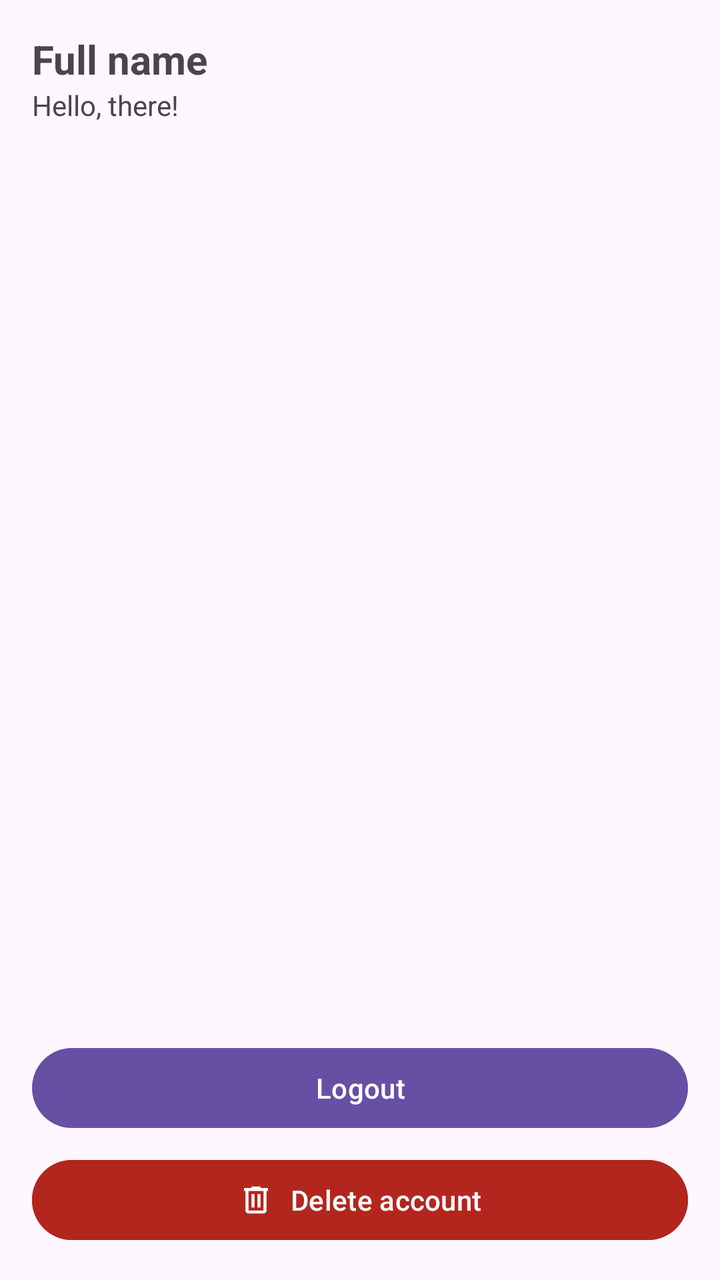
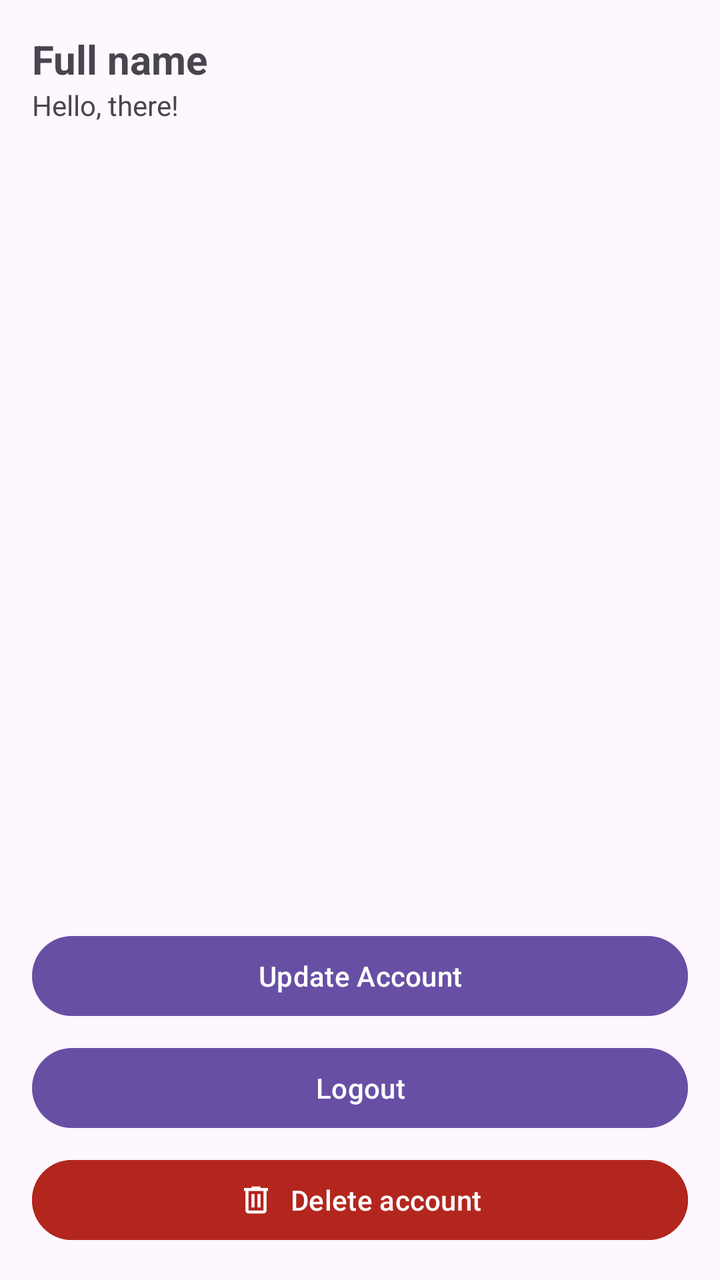

Before-and-after screenshots of an Android layout around one commit, followed by the original layout XML and the change that was made.
<!-- AndroidManifest.xml: application theme Theme.RmmcGabay -->
<!-- res/layout/activity_account.xml -->
<?xml version="1.0" encoding="utf-8"?>
<androidx.constraintlayout.widget.ConstraintLayout xmlns:android="http://schemas.android.com/apk/res/android"
    xmlns:app="http://schemas.android.com/apk/res-auto"
    xmlns:tools="http://schemas.android.com/tools"
    android:layout_width="match_parent"
    android:layout_height="match_parent"
    tools:context=".views.Account">

    <TextView
        android:id="@+id/tv_account_name"
        android:layout_width="wrap_content"
        android:layout_height="wrap_content"
        android:layout_marginStart="16dp"
        android:layout_marginTop="16dp"
        android:text="Full name"
        android:textSize="20sp"
        android:textStyle="bold"
        app:layout_constraintStart_toStartOf="parent"
        app:layout_constraintTop_toTopOf="parent" />

    <TextView
        android:id="@+id/tv_account_role"
        android:layout_width="wrap_content"
        android:layout_height="wrap_content"
        android:layout_marginStart="16dp"
        android:text="Hello, there!"
        app:layout_constraintStart_toStartOf="parent"
        app:layout_constraintTop_toBottomOf="@+id/tv_account_name" />

    <Button
        android:id="@+id/btn_account_delete"
        android:layout_width="0dp"
        android:layout_height="wrap_content"
        android:layout_marginStart="16dp"
        android:layout_marginEnd="16dp"
        android:layout_marginBottom="16dp"
        android:backgroundTint="?attr/colorError"
        android:text="Delete account"
        app:icon="@drawable/ic_delete"
        app:iconGravity="textStart"
        app:layout_constraintBottom_toBottomOf="parent"
        app:layout_constraintEnd_toEndOf="parent"
        app:layout_constraintStart_toStartOf="parent" />

    <Button
        android:id="@+id/btn_account_logout"
        android:layout_width="0dp"
        android:layout_height="wrap_content"
        android:layout_marginStart="16dp"
        android:layout_marginEnd="16dp"
        android:layout_marginBottom="8dp"
        android:text="Logout"
        app:layout_constraintBottom_toTopOf="@+id/btn_account_delete"
        app:layout_constraintEnd_toEndOf="parent"
        app:layout_constraintStart_toStartOf="parent" />

</androidx.constraintlayout.widget.ConstraintLayout>
<!-- resources referenced by this layout -->
<resources>
  <!-- drawable ic_delete (drawable) -->
  <vector xmlns:android="http://schemas.android.com/apk/res/android"
      android:width="24dp"
      android:height="24dp"
      android:viewportWidth="960"
      android:viewportHeight="960"
      android:tint="?attr/colorControlNormal">
    <path
        android:fillColor="@android:color/white"
        android:pathData="M280,840Q247,840 223.5,816.5Q200,793 200,760L200,240L160,240L160,160L360,160L360,120L600,120L600,160L800,160L800,240L760,240L760,760Q760,793 736.5,816.5Q713,840 680,840L280,840ZM680,240L280,240L280,760Q280,760 280,760Q280,760 280,760L680,760Q680,760 680,760Q680,760 680,760L680,240ZM360,680L440,680L440,320L360,320L360,680ZM520,680L600,680L600,320L520,320L520,680ZM280,240L280,240L280,760Q280,760 280,760Q280,760 280,760L280,760Q280,760 280,760Q280,760 280,760L280,240Z"/>
  </vector>
  <style name="Theme.RmmcGabay" parent="Base.Theme.RmmcGabay" />
  <style name="Base.Theme.RmmcGabay" parent="Theme.Material3.DayNight">
          
          
      </style>
</resources>

<!-- the commit's change to res/layout/activity_account.xml (unified diff, before → after) -->
@@ -54,4 +54,17 @@
         app:layout_constraintEnd_toEndOf="parent"
         app:layout_constraintStart_toStartOf="parent" />
 
+    <Button
+        android:id="@+id/btn_account_change"
+        android:layout_width="0dp"
+        android:layout_height="wrap_content"
+        android:layout_marginStart="16dp"
+        android:layout_marginEnd="16dp"
+        android:layout_marginBottom="8dp"
+        android:text="Update Account"
+        app:layout_constraintBottom_toTopOf="@+id/btn_account_logout"
+        app:layout_constraintEnd_toEndOf="parent"
+        app:layout_constraintHorizontal_bias="0.0"
+        app:layout_constraintStart_toStartOf="parent" />
+
 </androidx.constraintlayout.widget.ConstraintLayout>
